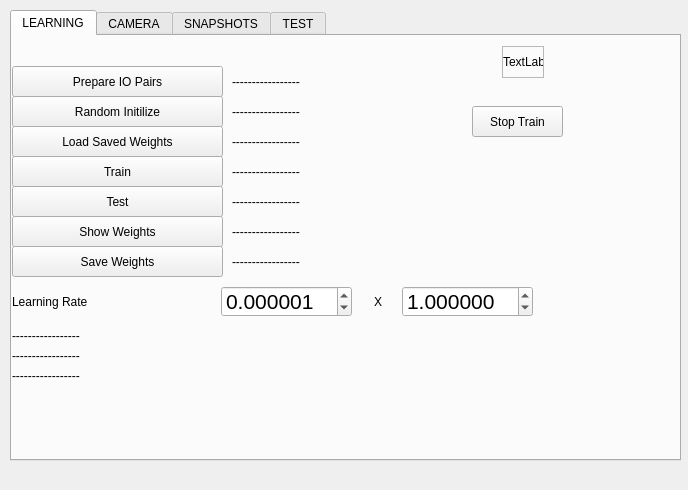
This is mainwindow.ui in ahmetcihan/hand_recognition as Qt 5 draws it before an edit. The edited form follows.
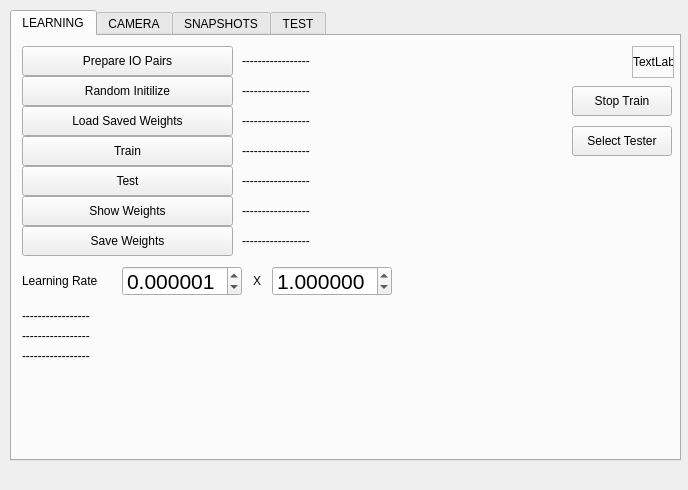
This is the edited form. The open tabs and pages were chosen to show the change.

Diff of the .ui file:
```diff
--- a/mainwindow.ui
+++ b/mainwindow.ui
@@ -33,8 +33,8 @@
      <widget class="QLabel" name="label_76800_1024_1024_6_train_status_2">
       <property name="geometry">
        <rect>
-        <x>0</x>
-        <y>310</y>
+        <x>10</x>
+        <y>290</y>
         <width>500</width>
         <height>20</height>
        </rect>
@@ -46,10 +46,10 @@
      <widget class="QPushButton" name="pushButton_76800_1024_1024_6_save_weights">
       <property name="geometry">
        <rect>
-        <x>0</x>
-        <y>210</y>
+        <x>10</x>
+        <y>190</y>
         <width>211</width>
-        <height>31</height>
+        <height>30</height>
        </rect>
       </property>
       <property name="text">
@@ -59,10 +59,10 @@
      <widget class="QLabel" name="label_76800_1024_1024_6_save_weights">
       <property name="geometry">
        <rect>
-        <x>220</x>
-        <y>210</y>
+        <x>230</x>
+        <y>190</y>
         <width>200</width>
-        <height>31</height>
+        <height>30</height>
        </rect>
       </property>
       <property name="text">
@@ -72,10 +72,10 @@
      <widget class="QPushButton" name="pushButton_76800_1024_1024_6_train">
       <property name="geometry">
        <rect>
-        <x>0</x>
-        <y>120</y>
+        <x>10</x>
+        <y>100</y>
         <width>211</width>
-        <height>31</height>
+        <height>30</height>
        </rect>
       </property>
       <property name="text">
@@ -85,8 +85,8 @@
      <widget class="QLabel" name="label_76800_1024_1024_6_train_status">
       <property name="geometry">
        <rect>
-        <x>0</x>
-        <y>290</y>
+        <x>10</x>
+        <y>270</y>
         <width>500</width>
         <height>20</height>
        </rect>
@@ -98,10 +98,10 @@
      <widget class="QPushButton" name="pushButton_76800_1024_1024_6_load_saved_weights">
       <property name="geometry">
        <rect>
-        <x>0</x>
-        <y>90</y>
+        <x>10</x>
+        <y>70</y>
         <width>211</width>
-        <height>31</height>
+        <height>30</height>
        </rect>
       </property>
       <property name="text">
@@ -111,10 +111,10 @@
      <widget class="QLabel" name="label_76800_1024_1024_6_load_saved_weights">
       <property name="geometry">
        <rect>
-        <x>220</x>
-        <y>90</y>
+        <x>230</x>
+        <y>70</y>
         <width>200</width>
-        <height>31</height>
+        <height>30</height>
        </rect>
       </property>
       <property name="text">
@@ -124,10 +124,10 @@
      <widget class="QLabel" name="label_76800_1024_1024_6_show_weights">
       <property name="geometry">
        <rect>
-        <x>220</x>
-        <y>180</y>
+        <x>230</x>
+        <y>160</y>
         <width>200</width>
-        <height>31</height>
+        <height>30</height>
        </rect>
       </property>
       <property name="text">
@@ -137,10 +137,10 @@
      <widget class="QPushButton" name="pushButton_76800_1024_1024_6_show_weights">
       <property name="geometry">
        <rect>
-        <x>0</x>
-        <y>180</y>
+        <x>10</x>
+        <y>160</y>
         <width>211</width>
-        <height>31</height>
+        <height>30</height>
        </rect>
       </property>
       <property name="text">
@@ -150,10 +150,10 @@
      <widget class="QLabel" name="label_hand_two_2">
       <property name="geometry">
        <rect>
-        <x>350</x>
-        <y>250</y>
-        <width>32</width>
-        <height>31</height>
+        <x>230</x>
+        <y>230</y>
+        <width>30</width>
+        <height>30</height>
        </rect>
       </property>
       <property name="text">
@@ -166,10 +166,10 @@
      <widget class="QLabel" name="label_76800_1024_1024_6_test">
       <property name="geometry">
        <rect>
-        <x>220</x>
-        <y>150</y>
+        <x>230</x>
+        <y>130</y>
         <width>200</width>
-        <height>31</height>
+        <height>30</height>
        </rect>
       </property>
       <property name="text">
@@ -179,10 +179,10 @@
      <widget class="QLabel" name="label_76800_1024_1024_6_random_initilize">
       <property name="geometry">
        <rect>
-        <x>220</x>
-        <y>60</y>
+        <x>230</x>
+        <y>40</y>
         <width>200</width>
-        <height>31</height>
+        <height>30</height>
        </rect>
       </property>
       <property name="text">
@@ -192,10 +192,10 @@
      <widget class="QLabel" name="label_76800_1024_1024_6_train">
       <property name="geometry">
        <rect>
-        <x>220</x>
-        <y>120</y>
+        <x>230</x>
+        <y>100</y>
         <width>200</width>
-        <height>31</height>
+        <height>30</height>
        </rect>
       </property>
       <property name="text">
@@ -205,10 +205,10 @@
      <widget class="QDoubleSpinBox" name="doubleSpinBox">
       <property name="geometry">
        <rect>
-        <x>209</x>
-        <y>250</y>
-        <width>131</width>
-        <height>31</height>
+        <x>110</x>
+        <y>230</y>
+        <width>120</width>
+        <height>30</height>
        </rect>
       </property>
       <property name="font">
@@ -232,10 +232,10 @@
      <widget class="QDoubleSpinBox" name="doubleSpinBox_2">
       <property name="geometry">
        <rect>
-        <x>390</x>
-        <y>250</y>
-        <width>131</width>
-        <height>31</height>
+        <x>260</x>
+        <y>230</y>
+        <width>120</width>
+        <height>30</height>
        </rect>
       </property>
       <property name="font">
@@ -259,10 +259,10 @@
      <widget class="QLabel" name="label_76800_1024_1024_6_test_2">
       <property name="geometry">
        <rect>
-        <x>0</x>
-        <y>250</y>
-        <width>210</width>
-        <height>31</height>
+        <x>10</x>
+        <y>230</y>
+        <width>100</width>
+        <height>30</height>
        </rect>
       </property>
       <property name="text">
@@ -272,10 +272,10 @@
      <widget class="QPushButton" name="pushButton_76800_1024_1024_6_test">
       <property name="geometry">
        <rect>
-        <x>0</x>
-        <y>150</y>
+        <x>10</x>
+        <y>130</y>
         <width>211</width>
-        <height>31</height>
+        <height>30</height>
        </rect>
       </property>
       <property name="text">
@@ -285,10 +285,10 @@
      <widget class="QPushButton" name="pushButton_76800_1024_1024_6_random_initilize">
       <property name="geometry">
        <rect>
-        <x>0</x>
-        <y>60</y>
+        <x>10</x>
+        <y>40</y>
         <width>211</width>
-        <height>31</height>
+        <height>30</height>
        </rect>
       </property>
       <property name="text">
@@ -298,10 +298,10 @@
      <widget class="QPushButton" name="pushButton_76800_1024_1024_6_stop_train">
       <property name="geometry">
        <rect>
-        <x>460</x>
-        <y>70</y>
-        <width>91</width>
-        <height>31</height>
+        <x>560</x>
+        <y>50</y>
+        <width>100</width>
+        <height>30</height>
        </rect>
       </property>
       <property name="text">
@@ -311,8 +311,8 @@
      <widget class="QLabel" name="label_76800_1024_1024_6_train_status_3">
       <property name="geometry">
        <rect>
-        <x>0</x>
-        <y>330</y>
+        <x>10</x>
+        <y>310</y>
         <width>500</width>
         <height>20</height>
        </rect>
@@ -324,7 +324,7 @@
      <widget class="QFrame" name="frame">
       <property name="geometry">
        <rect>
-        <x>490</x>
+        <x>620</x>
         <y>10</y>
         <width>42</width>
         <height>32</height>
@@ -353,10 +353,10 @@
      <widget class="QLabel" name="label_76800_1024_1024_6_prepare_io">
       <property name="geometry">
        <rect>
-        <x>220</x>
-        <y>30</y>
+        <x>230</x>
+        <y>10</y>
         <width>200</width>
-        <height>31</height>
+        <height>30</height>
        </rect>
       </property>
       <property name="text">
@@ -366,16 +366,29 @@
      <widget class="QPushButton" name="pushButton_76800_1024_1024_6_prepare_io">
       <property name="geometry">
        <rect>
-        <x>0</x>
-        <y>30</y>
+        <x>10</x>
+        <y>10</y>
         <width>211</width>
-        <height>31</height>
+        <height>30</height>
        </rect>
       </property>
       <property name="text">
        <string>Prepare IO Pairs</string>
       </property>
      </widget>
+     <widget class="QPushButton" name="pushButton_select_tester">
+      <property name="geometry">
+       <rect>
+        <x>560</x>
+        <y>90</y>
+        <width>100</width>
+        <height>30</height>
+       </rect>
+      </property>
+      <property name="text">
+       <string>Select Tester</string>
+      </property>
+     </widget>
     </widget>
     <widget class="QWidget" name="tab_2">
      <attribute name="title">
```
Left out of the diff: 2 changed lines with no effect on the pictures.
